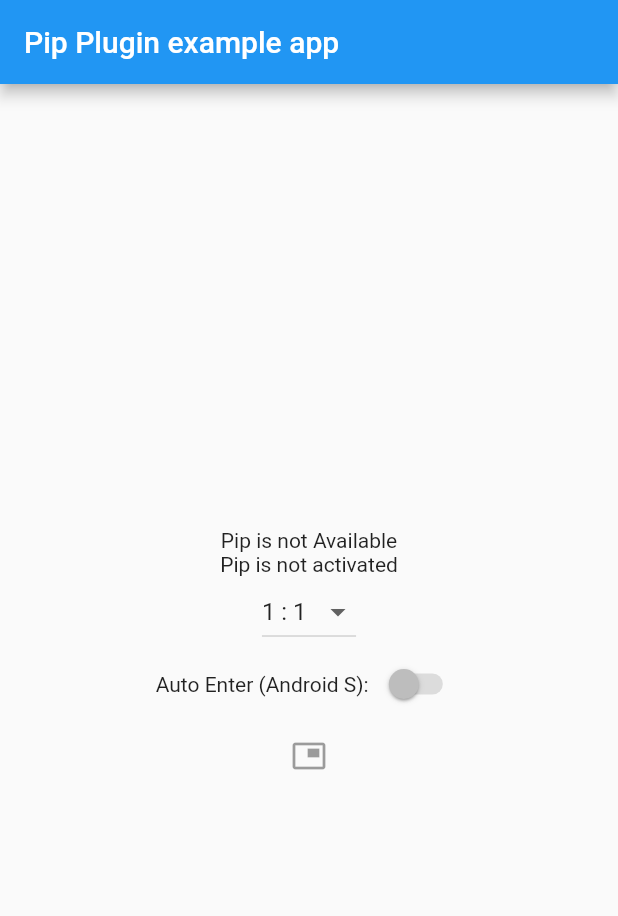
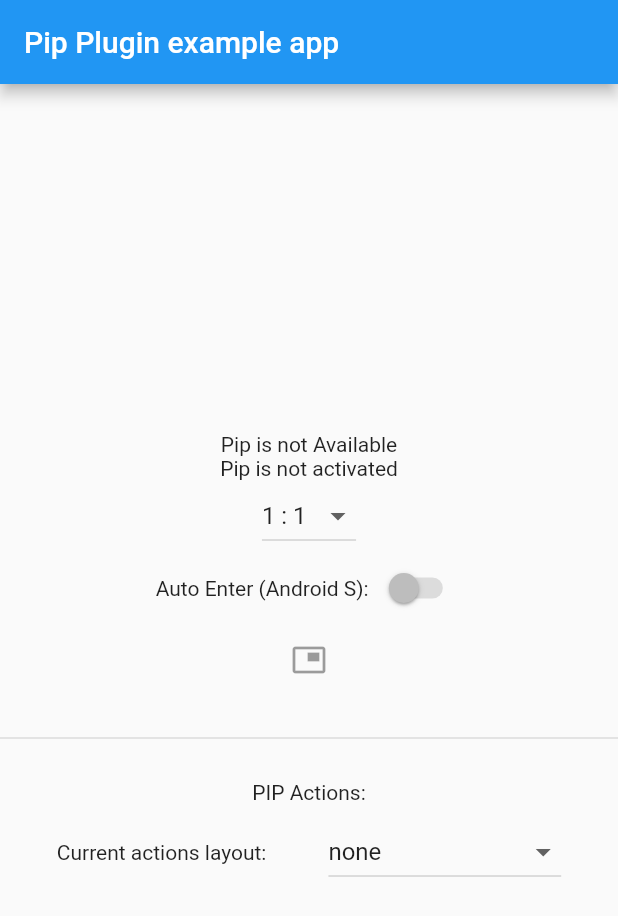
Before and after one commit to PuntitOwO/simple_pip_mode_flutter, a Flutter app: the screen it shows after launch, on a phone screen of 412 x 824 dp. Shown: the top 916 px of the screen. Run offline on Flutter 3.47's test engine with Material 2 defaults, Android fonts, the phone set to English and light mode, and no system bars.

Commit message:
Update example with PIP Actions examples

```diff
--- a/example/lib/main.dart
+++ b/example/lib/main.dart
@@ -1,4 +1,6 @@
 import 'package:flutter/material.dart';
+import 'package:simple_pip_mode/actions/pip_action.dart';
+import 'package:simple_pip_mode/actions/pip_actions_layout.dart';
 import 'dart:async';
 
 import 'package:simple_pip_mode/simple_pip.dart'; // To enter pip mode and receive callbacks
@@ -34,6 +36,11 @@ class _ExampleAppState extends State<ExampleApp> {
   bool autoPipSwitch = false;
   late SimplePip pip;
 
+  PipActionsLayout pipActionsLayout = PipActionsLayout.none;
+  // Used to represent interaction with PIP actions
+  bool isPlaying = true;
+  String actionResponse = "";
+
   @override
   void initState() {
     super.initState();
@@ -52,12 +59,63 @@ class _ExampleAppState extends State<ExampleApp> {
     });
   }
 
+  List<DropdownMenuItem<PipActionsLayout>> layoutList() {
+    return PipActionsLayout.values
+        .map<DropdownMenuItem<PipActionsLayout>>(
+          (PipActionsLayout value) => DropdownMenuItem<PipActionsLayout>(
+            child: Text(value.name),
+            value: value,
+          ),
+        )
+        .toList();
+  }
+
   @override
   Widget build(BuildContext context) {
     return MaterialApp(
       // Pip widget can build different widgets for each mode
       home: PipWidget(
         // builder is null so child is used when not in pip mode
+        pipLayout: pipActionsLayout,
+        onPipAction: (action) {
+          print("PIP ACTION TAP: " + action.name);
+          switch (action) {
+            case PipAction.play:
+              // example: videoPlayerController.play();
+              setState(() {
+                isPlaying = true;
+                actionResponse = "Playing";
+              });
+              break;
+            case PipAction.pause:
+              // example: videoPlayerController.pause();
+              setState(() {
+                isPlaying = false;
+                actionResponse = "Paused";
+              });
+              break;
+            case PipAction.live:
+              // example: videoPlayerController.forceLive();
+              setState(() {
+                actionResponse = "Go to live view";
+              });
+              break;
+            case PipAction.next:
+              // example: videoPlayerController.next();
+              setState(() {
+                actionResponse = "Next";
+              });
+              break;
+            case PipAction.previous:
+              // example: videoPlayerController.next();
+              setState(() {
+                actionResponse = "Previous";
+              });
+              break;
+            default:
+              break;
+          }
+        },
         child: Scaffold(
           appBar: AppBar(
             title: const Text('Pip Plugin example app'),
@@ -116,6 +174,64 @@ class _ExampleAppState extends State<ExampleApp> {
                     : null,
                 icon: const Icon(Icons.picture_in_picture),
               ),
+              const Padding(
+                padding: EdgeInsets.symmetric(vertical: 20),
+                child: Divider(
+                  thickness: 1,
+                ),
+              ),
+              const Text("PIP Actions:"),
+              Padding(
+                padding: const EdgeInsets.only(top: 8),
+                child: Row(
+                  mainAxisAlignment: MainAxisAlignment.spaceEvenly,
+                  children: [
+                    const Text("Current actions layout: "),
+                    DropdownButton<PipActionsLayout>(
+                      value: pipActionsLayout,
+                      onChanged: (PipActionsLayout? newValue) {
+                        if (newValue == null) return;
+                        pip.setPipActionsLayout(newValue);
+                        pip.setIsPlaying(true);
+                        setState(() {
+                          isPlaying = true;
+                          pipActionsLayout = newValue;
+                        });
+                      },
+                      items: layoutList(),
+                    ),
+                  ],
+                ),
+              ),
+              pipActionsLayout != PipActionsLayout.none
+                  ? Column(
+                    children: [
+                      Padding(
+                        padding: const EdgeInsets.only(top: 8),
+                        child: Row(
+                            mainAxisAlignment: MainAxisAlignment.spaceEvenly,
+                            children: [
+                              const Text("Simulated player: "),
+                              IconButton(
+                                  onPressed: () {
+                                    bool newValue = !isPlaying;
+                                    pip.setIsPlaying(newValue);
+                                    setState(() {
+                                      isPlaying = newValue;
+                                    });
+                                  },
+                                  icon: Icon(
+                                      isPlaying ? Icons.pause : Icons.play_arrow))
+                            ],
+                          ),
+                      ),
+                        const Padding(
+                          padding: EdgeInsets.all(16),
+                          child: Text("Obs.: Tap the simulated player button to see the PIP actions be updated on PIP mode, when you tap PIP actions on PIP mode it will reflect here too"),
+                        )
+                    ],
+                  )
+                  : Container(),
             ],
           ),
         ),
@@ -127,9 +243,23 @@ class _ExampleAppState extends State<ExampleApp> {
           body: Column(
             crossAxisAlignment: CrossAxisAlignment.center,
             mainAxisAlignment: MainAxisAlignment.center,
-            children: const [
-              SizedBox(width: double.infinity),
-              Text('Pip activated'),
+            children: [
+              const SizedBox(width: double.infinity),
+              const Text('Pip activated'),
+              pipActionsLayout != PipActionsLayout.none
+                  ? IconButton(
+                      onPressed: () {
+                        bool newValue = !isPlaying;
+                        pip.setIsPlaying(newValue);
+                        setState(() {
+                          isPlaying = newValue;
+                        });
+                      },
+                      icon: Icon(isPlaying ? Icons.pause : Icons.play_arrow))
+                  : Container(),
+              pipActionsLayout != PipActionsLayout.none
+                  ? Text(actionResponse)
+                  : Container(),
             ],
           ),
         ),
```
